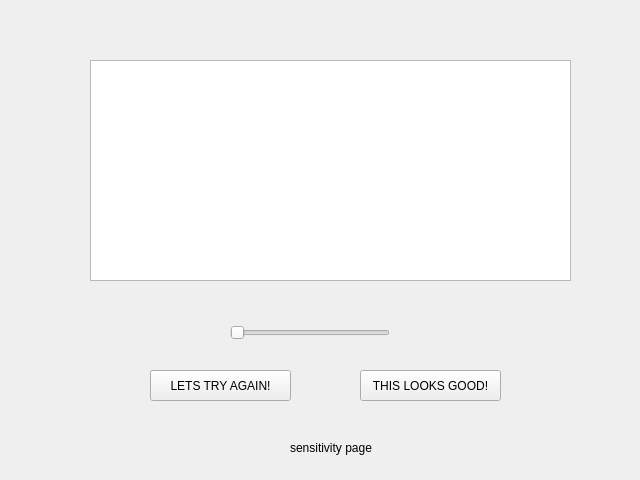
Qt form application/src/pages/sensitivitypage.ui (thedeclancarter/GPMS) before a commit.
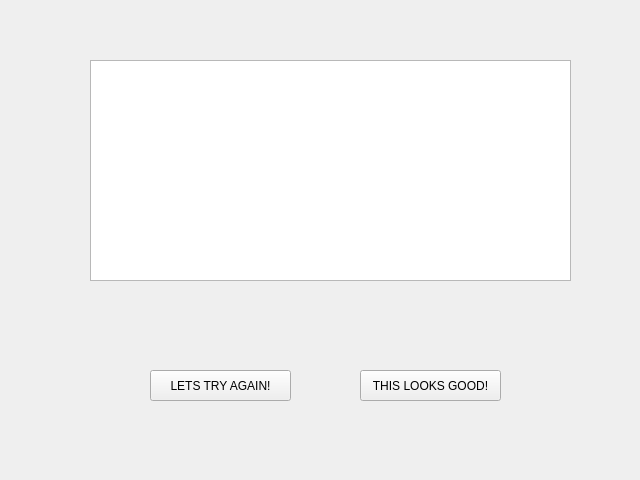
The same form after that commit.

Commit message: Fixed null pointer issue and sensitivity page has proper layout

What changed in the file:
```diff
--- a/application/src/pages/sensitivitypage.ui
+++ b/application/src/pages/sensitivitypage.ui
@@ -13,19 +13,6 @@
   <property name="windowTitle">
    <string>Form</string>
   </property>
-  <widget class="QSlider" name="slider">
-   <property name="geometry">
-    <rect>
-     <x>230</x>
-     <y>320</y>
-     <width>160</width>
-     <height>25</height>
-    </rect>
-   </property>
-   <property name="orientation">
-    <enum>Qt::Orientation::Horizontal</enum>
-   </property>
-  </widget>
   <widget class="QPushButton" name="acceptSensitivityButton">
    <property name="geometry">
     <rect>
@@ -62,19 +49,6 @@
     </rect>
    </property>
   </widget>
-  <widget class="QLabel" name="label">
-   <property name="geometry">
-    <rect>
-     <x>290</x>
-     <y>440</y>
-     <width>141</width>
-     <height>16</height>
-    </rect>
-   </property>
-   <property name="text">
-    <string>sensitivity page</string>
-   </property>
-  </widget>
  </widget>
  <resources/>
  <connections/>
```
The commit also changes 2 other files.
